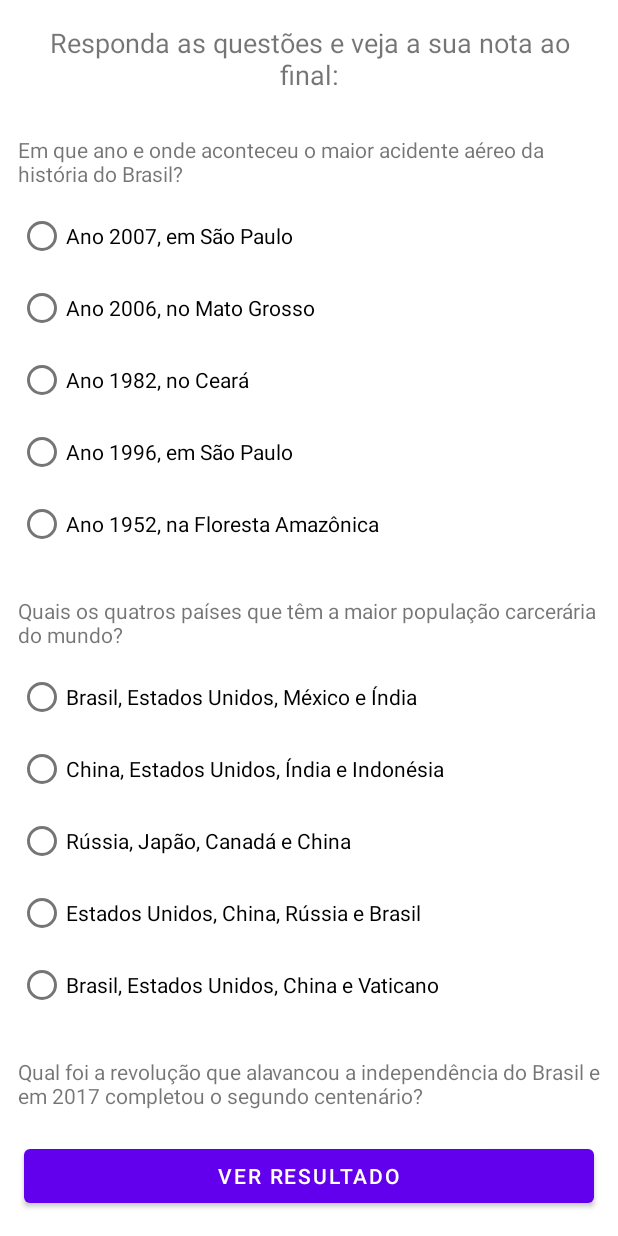
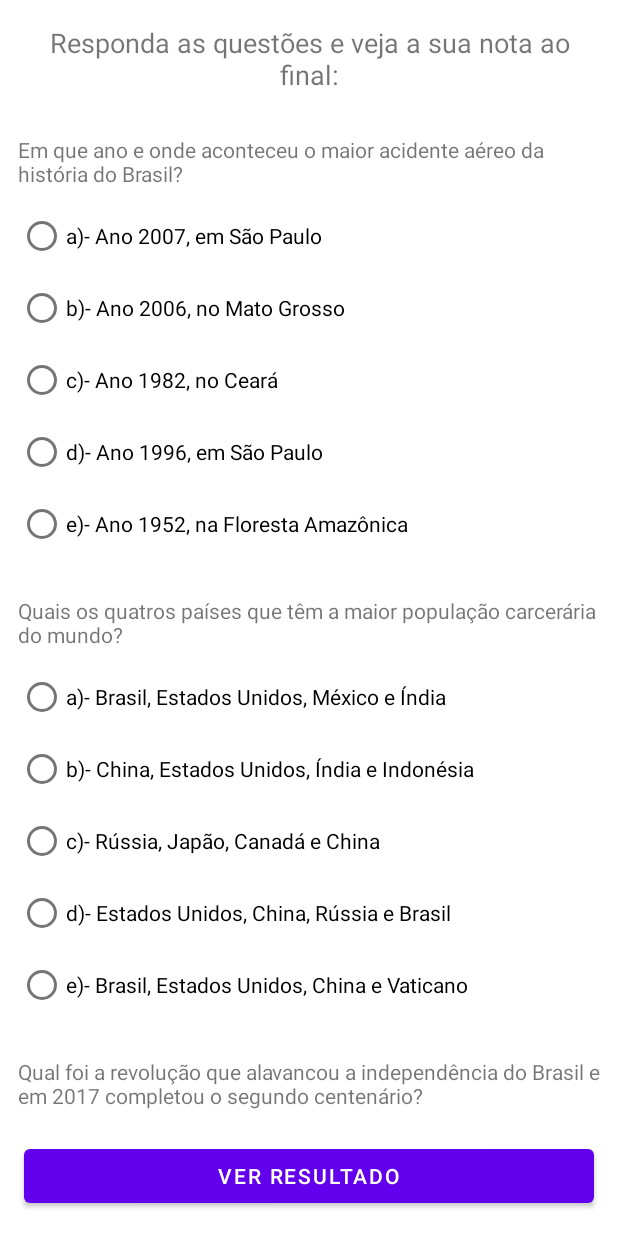
Before and after one commit to rodrigopupe/poc-synthetic-view-binding, an Android app: the GameActivity screen opened directly, with no data from a screen before it, on a phone screen of 412 x 824 dp. Run offline under Robolectric (Android 15) with nearby library versions, the phone set to English and light mode, and no system bars; our stand-ins replace data binding.

Commit message:
Migrating app to use DataBinding on Questions RecyclerView.

```diff
--- a/app/build.gradle
+++ b/app/build.gradle
@@ -1,6 +1,7 @@
 plugins {
     id 'com.android.application'
     id 'kotlin-android'
+    id 'kotlin-kapt'
 }
 
 android {
@@ -32,7 +33,8 @@ android {
     }
 
     buildFeatures {
-        viewBinding = true
+        viewBinding true
+        dataBinding true
     }
 }
 
--- a/app/src/main/java/com/example/projviewbindingpoc/view/GameQuestionsAdapter.kt
+++ b/app/src/main/java/com/example/projviewbindingpoc/view/GameQuestionsAdapter.kt
@@ -31,17 +31,14 @@ class GameQuestionsAdapter : RecyclerView.Adapter<GameQuestionsAdapter.GameQuest
         RecyclerView.ViewHolder(itemBinding.root) {
 
         fun bind(item: Question) {
-            itemBinding.tvStatement.text = item.statement
-            item.answerOptions.forEachIndexed { i, label ->
-                val radioButton = itemBinding.rgStatementOptions.getChildAt(i) as RadioButton
-                radioButton.text = label
-                radioButton.tag = i
-            }
+            itemBinding.question = item
 
             itemBinding.rgStatementOptions.setOnCheckedChangeListener { radioGroup, checkedRadioButtonId ->
                 val radioButton = radioGroup.findViewById<RadioButton>(checkedRadioButtonId)
-                item.userChoiceIndex = radioButton.tag as Int
+                item.userChoiceIndex = radioButton.tag.toString().toInt()
             }
+
+            itemBinding.executePendingBindings()
         }
     }
 }
--- a/app/src/main/res/layout/statement_item.xml
+++ b/app/src/main/res/layout/statement_item.xml
@@ -1,5 +1,16 @@
 <?xml version="1.0" encoding="utf-8"?>
-<LinearLayout xmlns:android="http://schemas.android.com/apk/res/android"
+<layout xmlns:android="http://schemas.android.com/apk/res/android">
+
+    <data>
+
+        <import type="com.example.projviewbindingpoc.data.models.Question" />
+
+        <variable
+            name="question"
+            type="Question" />
+    </data>
+
+    <LinearLayout
         android:layout_width="match_parent"
         android:layout_height="wrap_content"
         android:orientation="vertical"
@@ -10,7 +21,7 @@
             android:layout_width="match_parent"
             android:layout_height="wrap_content"
             android:layout_marginBottom="8dp"
-        android:text="Qual o tamanho do Brasil?"
+            android:text="@{ question.statement }"
             android:textSize="14sp" />
 
         <RadioGroup
@@ -21,33 +32,39 @@
             <RadioButton
                 android:layout_width="match_parent"
                 android:layout_height="wrap_content"
-            android:text="a) Aqui tem uma resposta..."
+                android:tag="0"
+                android:text="@{ `a)- ` + question.answerOptions[0] }"
                 android:textSize="14sp" />
 
             <RadioButton
                 android:layout_width="match_parent"
                 android:layout_height="wrap_content"
-            android:text="a) Aqui tem uma resposta..."
+                android:tag="1"
+                android:text="@{ `b)- ` + question.answerOptions[1] }"
                 android:textSize="14sp" />
 
             <RadioButton
                 android:layout_width="match_parent"
                 android:layout_height="wrap_content"
-            android:text="a) Aqui tem uma resposta..."
+                android:tag="2"
+                android:text="@{ `c)- ` + question.answerOptions[2] }"
                 android:textSize="14sp" />
 
             <RadioButton
                 android:layout_width="match_parent"
                 android:layout_height="wrap_content"
-            android:text="a) Aqui tem uma resposta..."
+                android:tag="3"
+                android:text="@{ `d)- ` + question.answerOptions[3] }"
                 android:textSize="14sp" />
 
             <RadioButton
                 android:layout_width="match_parent"
                 android:layout_height="wrap_content"
-            android:text="a) Aqui tem uma resposta..."
+                android:tag="4"
+                android:text="@{ `e)- ` + question.answerOptions[4] }"
                 android:textSize="14sp" />
 
         </RadioGroup>
 
     </LinearLayout>
+</layout>
```
Lines whose indentation alone changed are shown as unchanged.
